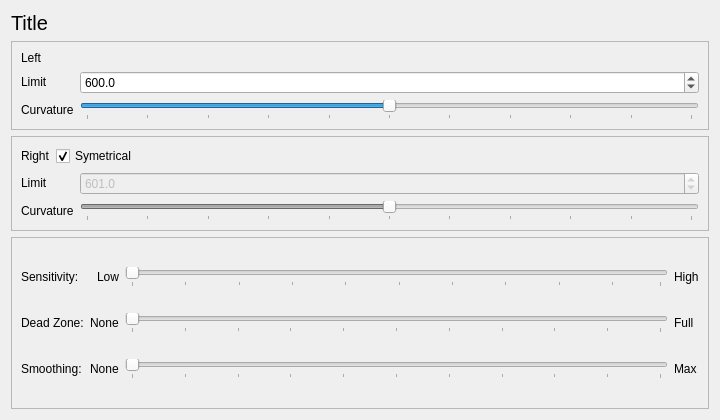
First picture: the form in src/qt_gui/scurve.ui, repository fwfa123/linuxtrackx-ir, before the edit.
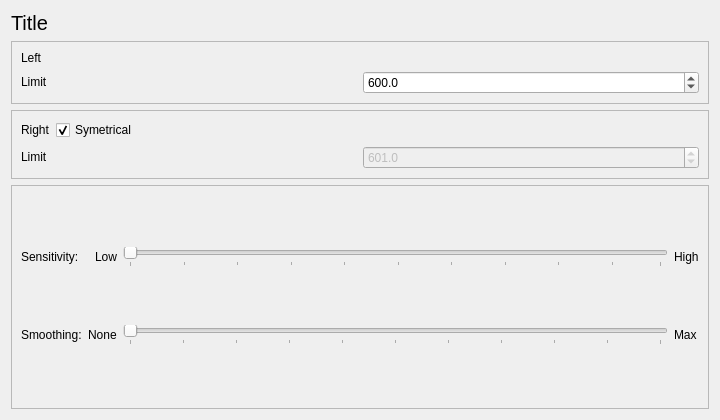
Second picture: the form after the edit.

What changed in the file:
```diff
--- a/src/qt_gui/scurve.ui
+++ b/src/qt_gui/scurve.ui
@@ -104,47 +104,6 @@
               </property>
              </widget>
             </item>
-            <item row="1" column="0">
-             <widget class="QLabel" name="SCCurvL">
-              <property name="sizePolicy">
-               <sizepolicy hsizetype="Preferred" vsizetype="Maximum">
-                <horstretch>0</horstretch>
-                <verstretch>0</verstretch>
-               </sizepolicy>
-              </property>
-              <property name="text">
-               <string>Curvature</string>
-              </property>
-             </widget>
-            </item>
-            <item row="1" column="1">
-             <widget class="QSlider" name="SCLeftCurv">
-              <property name="enabled">
-               <bool>true</bool>
-              </property>
-              <property name="sizePolicy">
-               <sizepolicy hsizetype="Expanding" vsizetype="Maximum">
-                <horstretch>0</horstretch>
-                <verstretch>0</verstretch>
-               </sizepolicy>
-              </property>
-              <property name="maximum">
-               <number>100</number>
-              </property>
-              <property name="value">
-               <number>50</number>
-              </property>
-              <property name="orientation">
-               <enum>Qt::Horizontal</enum>
-              </property>
-              <property name="tickPosition">
-               <enum>QSlider::TicksBelow</enum>
-              </property>
-              <property name="tickInterval">
-               <number>10</number>
-              </property>
-             </widget>
-            </item>
            </layout>
           </item>
          </layout>
@@ -238,47 +197,6 @@
               </property>
              </widget>
             </item>
-            <item row="1" column="0">
-             <widget class="QLabel" name="SCCurvR">
-              <property name="sizePolicy">
-               <sizepolicy hsizetype="Preferred" vsizetype="Maximum">
-                <horstretch>0</horstretch>
-                <verstretch>0</verstretch>
-               </sizepolicy>
-              </property>
-              <property name="text">
-               <string>Curvature</string>
-              </property>
-             </widget>
-            </item>
-            <item row="1" column="1">
-             <widget class="QSlider" name="SCRightCurv">
-              <property name="enabled">
-               <bool>false</bool>
-              </property>
-              <property name="sizePolicy">
-               <sizepolicy hsizetype="Expanding" vsizetype="Maximum">
-                <horstretch>0</horstretch>
-                <verstretch>0</verstretch>
-               </sizepolicy>
-              </property>
-              <property name="maximum">
-               <number>100</number>
-              </property>
-              <property name="value">
-               <number>50</number>
-              </property>
-              <property name="orientation">
-               <enum>Qt::Horizontal</enum>
-              </property>
-              <property name="tickPosition">
-               <enum>QSlider::TicksBelow</enum>
-              </property>
-              <property name="tickInterval">
-               <number>10</number>
-              </property>
-             </widget>
-            </item>
            </layout>
           </item>
          </layout>
@@ -300,13 +218,6 @@
       <item>
        <layout class="QGridLayout" name="gridLayout">
         <item row="1" column="0">
-         <widget class="QLabel" name="label_4">
-          <property name="text">
-           <string>Dead Zone:</string>
-          </property>
-         </widget>
-        </item>
-        <item row="2" column="0">
          <widget class="QLabel" name="label_5">
           <property name="text">
            <string>Smoothing:</string>
@@ -357,22 +268,6 @@
          </widget>
         </item>
         <item row="1" column="2">
-         <widget class="QSlider" name="SCDeadZone">
-          <property name="maximum">
-           <number>100</number>
-          </property>
-          <property name="orientation">
-           <enum>Qt::Horizontal</enum>
-          </property>
-          <property name="tickPosition">
-           <enum>QSlider::TicksBelow</enum>
-          </property>
-          <property name="tickInterval">
-           <number>10</number>
-          </property>
-         </widget>
-        </item>
-        <item row="2" column="2">
          <widget class="QSlider" name="SCFilterSlider">
           <property name="minimum">
            <number>0</number>
@@ -392,27 +287,13 @@
          </widget>
         </item>
         <item row="1" column="1">
-         <widget class="QLabel" name="label_7">
-          <property name="text">
-           <string>None</string>
-          </property>
-         </widget>
-        </item>
-        <item row="1" column="3">
-         <widget class="QLabel" name="label_8">
-          <property name="text">
-           <string>Full</string>
-          </property>
-         </widget>
-        </item>
-        <item row="2" column="1">
          <widget class="QLabel" name="label_10">
           <property name="text">
            <string>None</string>
           </property>
          </widget>
         </item>
-        <item row="2" column="3">
+        <item row="1" column="3">
          <widget class="QLabel" name="label_11">
           <property name="text">
            <string>Max</string>
```
